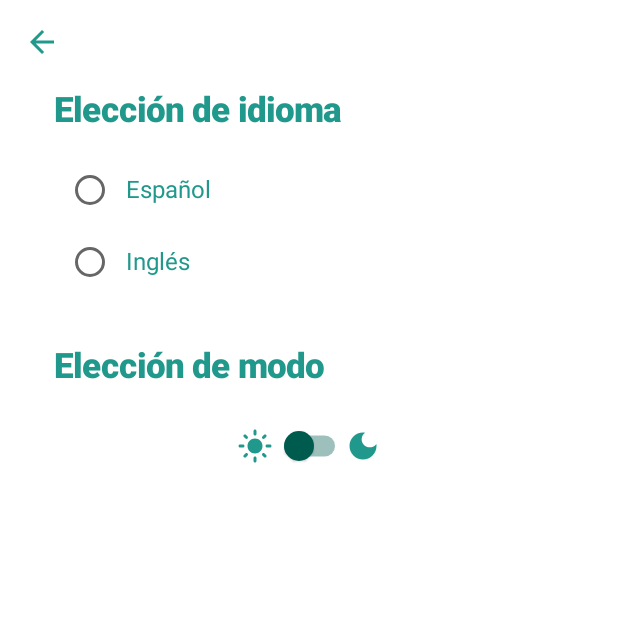
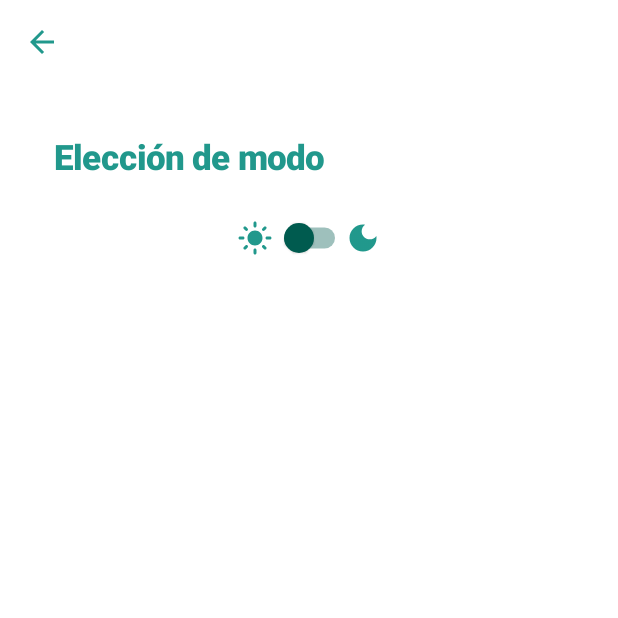
Before and after one commit to cas1201/Tripl, an Android app built with Jetpack Compose: the SettingsScreen screen opened through its navigation route, on a phone screen of 412 x 824 dp, the top half of it. Run offline under Robolectric (Android 15) with nearby library versions, the phone set to English and light mode, and no system bars; our stand-ins replace Dagger/Hilt's generated code, Firebase (no records; nobody signed in at launch, a user with empty details on screens opened directly), accompanist, livedata-compose; libraries missing offline, so code that uses them is left out: com.google.mlkit.common, com.google.mlkit.nl; network calls fail; 1 statement that could not run was skipped.

```diff
--- a/app/src/main/java/tfg/sal/tripl/MainActivity.kt
+++ b/app/src/main/java/tfg/sal/tripl/MainActivity.kt
@@ -21,7 +21,7 @@ import tfg.sal.tripl.appcontent.login.ui.LoginScreen
 import tfg.sal.tripl.appcontent.login.ui.LoginViewModel
 import tfg.sal.tripl.appcontent.profile.profileoptions.usermanual.ui.PreferencesScreen
 import tfg.sal.tripl.appcontent.profile.profileoptions.usermanual.ui.PreferencesViewModel
-import tfg.sal.tripl.appcontent.profile.profileoptions.profiledetails.detailsoptions.logininfo.ui.LoginInfoScreen
+import tfg.sal.tripl.appcontent.profile.profileoptions.profiledetails.detailsoptions.ui.LoginInfoScreen
 import tfg.sal.tripl.appcontent.profile.profileoptions.profiledetails.detailsoptions.logininfo.ui.LoginInfoViewModel
 import tfg.sal.tripl.appcontent.profile.profileoptions.profiledetails.ui.ProfileDetailsScreen
 import tfg.sal.tripl.appcontent.profile.profileoptions.profiledetails.ui.ProfileDetailsViewModel
@@ -142,6 +142,7 @@ class MainActivity : ComponentActivity() {
                         composable(Routes.LoginInfoScreen.route) {
                             LoginInfoScreen(
                                 loginInfoViewModel,
+                                settingsViewModel,
                                 fireBaseViewModel,
                                 navigationController
                             )
--- a/app/src/main/java/tfg/sal/tripl/appcontent/profile/profileoptions/settings/ui/SettingsScreen.kt
+++ b/app/src/main/java/tfg/sal/tripl/appcontent/profile/profileoptions/settings/ui/SettingsScreen.kt
@@ -55,22 +55,12 @@ fun BackHeader(onBackPressed: () -> Unit) {
 @Composable
 fun SettingsBody(viewModel: SettingsViewModel) {
     val switchChecked: Boolean by viewModel.switchChecked.observeAsState(initial = false)
-    val language: String by viewModel.language.observeAsState(initial = Locale.getDefault().displayLanguage)
 
     Column(
         modifier = Modifier
             .fillMaxSize()
             .padding(20.dp),
     ) {
-        Text(
-            text = stringResource(id = R.string.language_choice),
-            fontWeight = FontWeight.ExtraBold,
-            fontSize = 23.sp
-        )
-        Spacer(modifier = Modifier.padding(8.dp))
-        for (l in listOf(R.string.spanish, R.string.english)) {
-            languageRadioButton(selectedLanguage = stringResource(l), currentLanguage= language, viewModel = viewModel)
-        }
         Spacer(modifier = Modifier.padding(16.dp))
         Text(
             text = stringResource(id = R.string.mode_choice),
@@ -102,14 +92,3 @@ fun SettingsBody(viewModel: SettingsViewModel) {
         }
     }
 }
-
-@Composable
-fun languageRadioButton(selectedLanguage: String, currentLanguage: String, viewModel: SettingsViewModel) {
-    Row(verticalAlignment = Alignment.CenterVertically) {
-        RadioButton(
-            selected = selectedLanguage.lowercase() == currentLanguage.lowercase(),
-            onClick = { viewModel.onLanguageChange(selectedLanguage) }
-        )
-        Text(text = selectedLanguage)
-    }
-}
--- a/app/src/main/java/tfg/sal/tripl/appcontent/profile/profileoptions/settings/ui/SettingsViewModel.kt
+++ b/app/src/main/java/tfg/sal/tripl/appcontent/profile/profileoptions/settings/ui/SettingsViewModel.kt
@@ -23,9 +23,6 @@ class SettingsViewModel @Inject constructor(private val app: Application) : View
     private val _darkMode = MutableLiveData<String>()
     val darkMode: LiveData<String> = _darkMode
 
-    private val _language = MutableLiveData<String>()
-    val language: LiveData<String> = _language
-
     fun setSwitch(isSystemInDarkMode: Boolean) {
         when(sharedPreferences.getString("dark_mode", "none")) {
             "enabled" -> {
@@ -46,14 +43,6 @@ class SettingsViewModel @Inject constructor(private val app: Application) : View
         }
     }
 
-    fun onLanguageChange(selectedLanguage: String) {
-        val language =
-            if (selectedLanguage == "Español" || selectedLanguage == "Spanish") "es" else "en"
-        _language.value = selectedLanguage
-        editor.putString("language", language)
-        editor.apply()
-    }
-
     fun onSwitchChange(isSwitchChecked: Boolean) {
         _switchChecked.value = isSwitchChecked
         if (switchChecked.value == true) {
```
Also changed, not shown: app/src/main/java/tfg/sal/tripl/appcontent/profile/profileoptions/profiledetails/detailsoptions/ui/LoginInfoScreen.kt (+8 -6 lines).
